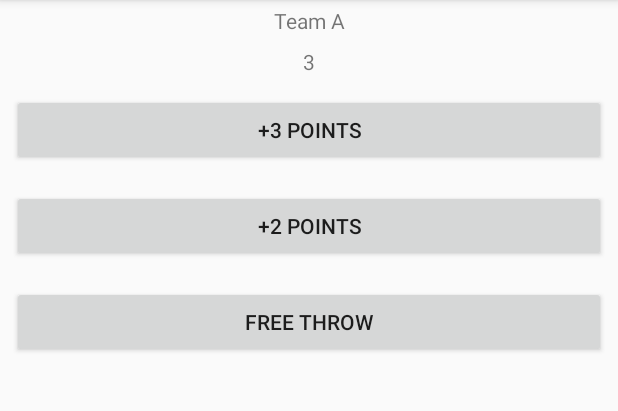
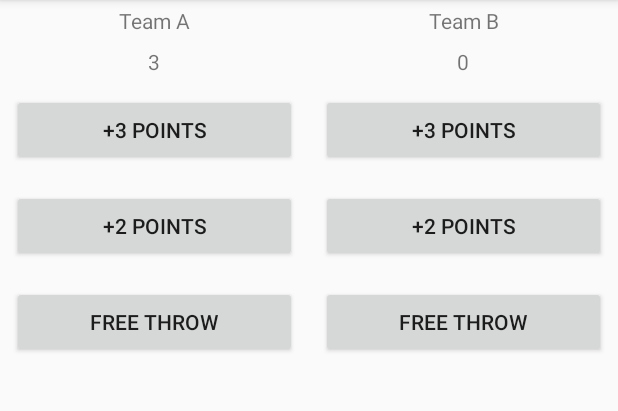
Before and after one commit to levontopalakian/AndroidStudioProjects, an Android app: the screen it shows after launch (MainActivity), after a tap on "+3 POINTS", on a phone screen of 412 x 824 dp, the part 84-495 px from its top. Run offline under Robolectric (Android 15) with nearby library versions, the phone set to English and light mode, and no system bars.

Commit message:
adding second team

```diff
--- a/CourtCounter/app/src/main/java/com/example/android/courtcounter/MainActivity.java
+++ b/CourtCounter/app/src/main/java/com/example/android/courtcounter/MainActivity.java
@@ -13,21 +13,37 @@ public class MainActivity extends AppCompatActivity {
         setContentView(R.layout.activity_main);
 
     }
+    int scoreA = 0;
+    int scoreB = 0;
+    public void freeA (View view){
+        scoreA = scoreA+1;
+        displayForTeamA(scoreA);
+    }
 
-    public void free (View view){
-        displayForTeamA(1);
+    public void freeB (View view){
+        scoreB = scoreB+1;
+        displayForTeamB(scoreB);
     }
 
 
-    public void threepoints (View view){
-        displayForTeamA(3);
+    public void threepointsA (View view){
+        scoreA = scoreA+3;
+        displayForTeamA(scoreA);
+    }
+    public void threepointsB (View view){
+        scoreB = scoreB+3;
+        displayForTeamB(scoreB);
     }
 
 
-    public void twopoints (View view){
-        displayForTeamA(2);
+    public void twopointsA (View view){
+        scoreA = scoreA+2;
+        displayForTeamA(scoreA);
     }
-
+    public void twopointsB (View view){
+        scoreB = scoreB+2;
+        displayForTeamB(scoreB);
+    }
 
     /**
      * Displays the given score for Team A.
@@ -36,4 +52,9 @@ public class MainActivity extends AppCompatActivity {
         TextView scoreView = (TextView) findViewById(R.id.team_a_score);
         scoreView.setText(String.valueOf(score));
     }
+
+    public void displayForTeamB(int score) {
+        TextView scoreView = (TextView) findViewById(R.id.team_b_score);
+        scoreView.setText(String.valueOf(score));
+    }
 }
--- a/CourtCounter/app/src/main/res/layout/activity_main.xml
+++ b/CourtCounter/app/src/main/res/layout/activity_main.xml
@@ -5,16 +5,18 @@
     android:layout_width="match_parent"
     android:layout_height="match_parent"
     tools:context=".MainActivity"
-    android:orientation="vertical">
-
+    android:orientation="horizontal">
+    <LinearLayout
+        android:layout_width="wrap_content"
+        android:layout_height="match_parent"
+        android:orientation="vertical"
+        android:layout_weight="1">
         <TextView
             android:layout_width="match_parent"
             android:layout_height="wrap_content"
             android:text="Team A"
             android:gravity="center"
             android:padding="4dp"/>
-
-
         <TextView
             android:layout_width="match_parent"
             android:layout_height="wrap_content"
@@ -22,28 +24,61 @@
             android:gravity="center"
             android:id="@+id/team_a_score"
             android:padding="4dp"/>
-
-
-
         <Button
             android:layout_width="match_parent"
             android:layout_height="wrap_content"
             android:layout_margin="8dp"
-        android:onClick="threepoints"
+            android:onClick="threepointsA"
             android:text="+3 Points"/>
-
         <Button
             android:layout_width="match_parent"
             android:layout_height="wrap_content"
             android:layout_margin="8dp"
-        android:onClick="twopoints"
+            android:onClick="twopointsA"
             android:text="+2 Points"/>
-
         <Button
             android:layout_width="match_parent"
             android:layout_height="wrap_content"
             android:layout_margin="8dp"
-        android:onClick="free"
+            android:onClick="freeA"
             android:text="Free Throw"/>
+    </LinearLayout>
 
+    <LinearLayout
+        android:layout_width="wrap_content"
+        android:layout_height="match_parent"
+        android:orientation="vertical"
+        android:layout_weight="1">>
+        <TextView
+            android:layout_width="match_parent"
+            android:layout_height="wrap_content"
+            android:text="Team B"
+            android:gravity="center"
+            android:padding="4dp"/>
+        <TextView
+            android:layout_width="match_parent"
+            android:layout_height="wrap_content"
+            android:text="0"
+            android:gravity="center"
+            android:id="@+id/team_b_score"
+            android:padding="4dp"/>
+        <Button
+            android:layout_width="match_parent"
+            android:layout_height="wrap_content"
+            android:layout_margin="8dp"
+            android:onClick="threepointsB"
+            android:text="+3 Points"/>
+        <Button
+            android:layout_width="match_parent"
+            android:layout_height="wrap_content"
+            android:layout_margin="8dp"
+            android:onClick="twopointsB"
+            android:text="+2 Points"/>
+        <Button
+            android:layout_width="match_parent"
+            android:layout_height="wrap_content"
+            android:layout_margin="8dp"
+            android:onClick="freeB"
+            android:text="Free Throw"/>
     </LinearLayout>
+</LinearLayout>
```
Lines whose indentation alone changed are shown as unchanged.
